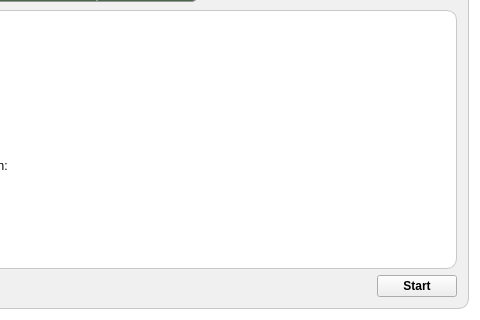
The window that qt/backup2/mainwindow.ui (darkstar62/tribble-backup) describes before a commit, drawn with Qt 5; both pictures show x 320 to 800 and y 222 to 542 of the 800 by 542 pixel window.
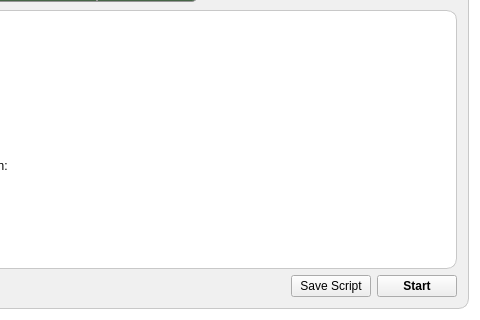
The same window after the commit. The open tabs and pages were chosen to show the change. Icons and pictures are not drawn.

Commit message:
Add support for saving/loading backup scripts.
This change adds support for saving and loading backup scripts, including
recovering saved file lists and labels.

This change also adds in support for starting a backup with "Incremental" as the
backup type -- it will auto-detect this and default to full for the first
backup.

```diff
--- a/qt/backup2/mainwindow.ui
+++ b/qt/backup2/mainwindow.ui
@@ -1925,6 +1925,17 @@
                           </property>
                          </spacer>
                         </item>
+                        <item>
+                         <widget class="QPushButton" name="save_backup_script">
+                          <property name="text">
+                           <string>Save Script</string>
+                          </property>
+                          <property name="icon">
+                           <iconset resource="Graphics.qrc">
+                            <normaloff>:/icons/graphics/bigfolder.png</normaloff>:/icons/graphics/bigfolder.png</iconset>
+                          </property>
+                         </widget>
+                        </item>
                         <item>
                          <widget class="QPushButton" name="run_backup_button">
                           <property name="font">
```
Left out of the diff: 13 changed lines with no effect on the pictures. The commit also changes 9 other files.
